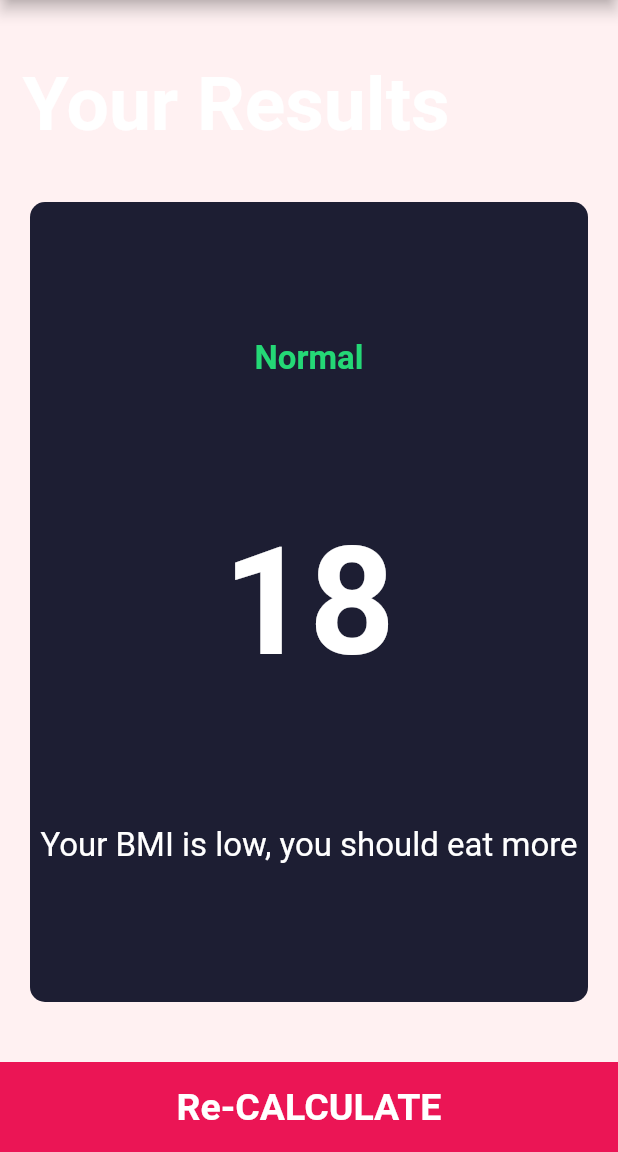
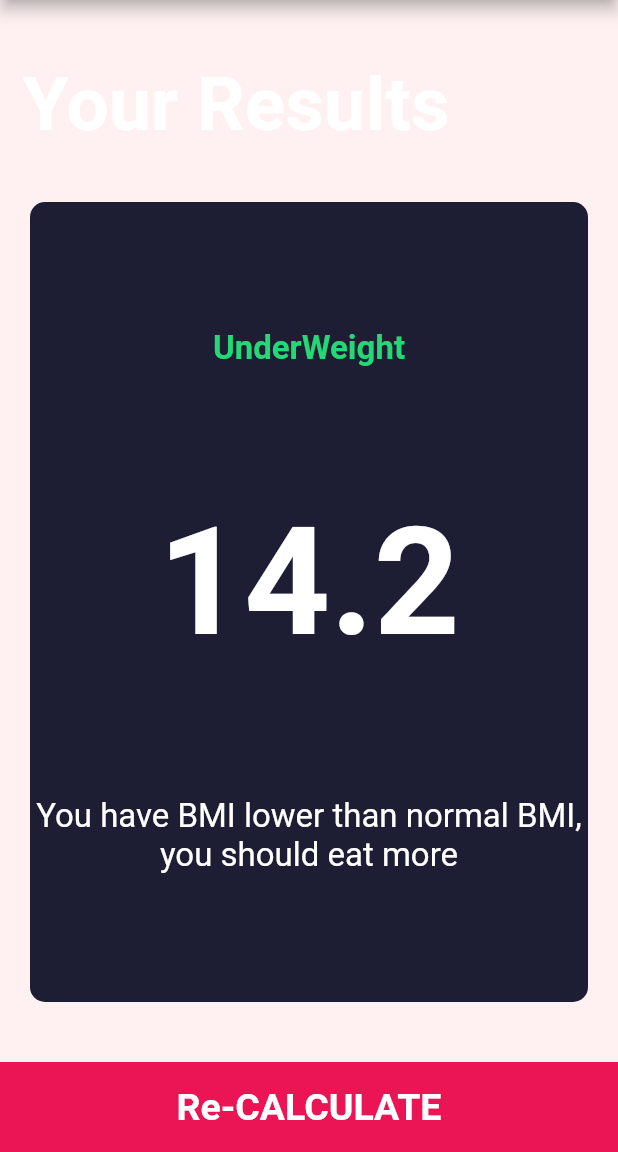
Before and after one commit to itssss-sweta/BMI-Calculator, a Flutter app: the screen it shows after launch, item 2 of the bottom bar chosen, after a tap on "CALCULATE", on a phone screen of 412 x 824 dp, the part 84-1236 px from its top. Run offline on Flutter 3.47's test engine with Material 2 defaults, Android fonts, the phone set to English and light mode, and no system bars; our stand-ins replace font_awesome_flutter.

Commit message:
complete code

```diff
--- a/lib/main.dart
+++ b/lib/main.dart
@@ -1,6 +1,5 @@
 import 'package:flutter/material.dart';
 import 'screen/input.dart';
-import 'screen/results.dart';
 
 void main() => runApp(const BMICalculator());
 
@@ -16,12 +15,8 @@ class BMICalculator extends StatelessWidget {
         ),
         scaffoldBackgroundColor: const Color(0x0ffa0e21),
       ),
-      initialRoute: '/',
       debugShowCheckedModeBanner: false,
-      routes: {
-        '/': (context) => InputPage(),
-        '/first': (context) => Results(),
-      },
+      home: const InputPage(),
     );
   }
 }
--- /dev/null
+++ b/lib/screen/calculator_brain.dart
@@ -0,0 +1,35 @@
+import 'dart:math';
+
+class CalculatorBrain {
+  final int height;
+  final int weight;
+
+  CalculatorBrain({required this.height, required this.weight});
+
+  late double _bmi;
+
+  String calculateBMI() {
+    _bmi = weight / pow(height / 100, 2);
+    return _bmi.toStringAsFixed(1);
+  }
+
+  String getResult() {
+    if (_bmi >= 25) {
+      return 'OverWeight';
+    } else if (_bmi >= 18) {
+      return 'Normal';
+    } else {
+      return 'UnderWeight';
+    }
+  }
+
+  String getInterpretation() {
+    if (_bmi >= 25) {
+      return 'You have BMI higher than normal BMI, you should do some exercise.';
+    } else if (_bmi >= 18) {
+      return 'You  have normal BMI, good work.';
+    } else {
+      return 'You have BMI lower than normal BMI, you should eat more';
+    }
+  }
+}
--- a/lib/screen/input.dart
+++ b/lib/screen/input.dart
@@ -1,3 +1,4 @@
+import 'package:bmi_calculator/screen/results.dart';
 import 'package:flutter/material.dart';
 import '../components/container.dart';
 import 'package:font_awesome_flutter/font_awesome_flutter.dart';
@@ -5,6 +6,7 @@ import '../components/icon.dart';
 import '../constants.dart';
 import '../components/buttombutton.dart';
 import '../components/floatingbutton.dart';
+import 'calculator_brain.dart';
 
 class InputPage extends StatefulWidget {
   const InputPage({Key? key}) : super(key: key);
@@ -230,7 +232,18 @@ class _InputPageState extends State<InputPage> {
           ButtomButton(
             buttonTitle: 'CALCULATE',
             onTap: () {
-              Navigator.pushNamed(context, '/first');
+              CalculatorBrain calc =
+                  CalculatorBrain(height: height, weight: weight);
+              Navigator.push(
+                context,
+                MaterialPageRoute(
+                  builder: (context) => Results(
+                    resultBMI: calc.calculateBMI(),
+                    result: calc.getResult(),
+                    interpretation: calc.getInterpretation(),
+                  ),
+                ),
+              );
             },
           ),
         ],
--- a/lib/screen/results.dart
+++ b/lib/screen/results.dart
@@ -1,11 +1,18 @@
 import 'package:bmi_calculator/constants.dart';
 import '../components/container.dart';
 import 'package:flutter/material.dart';
-
 import '../components/buttombutton.dart';
 
 class Results extends StatelessWidget {
-  const Results({super.key});
+  const Results(
+      {super.key,
+      required this.resultBMI,
+      required this.result,
+      required this.interpretation});
+
+  final String resultBMI;
+  final String result;
+  final String interpretation;
 
   @override
   Widget build(BuildContext context) {
@@ -30,7 +37,7 @@ class Results extends StatelessWidget {
               ),
             ),
           ),
-          const Expanded(
+          Expanded(
             flex: 5,
             child: ReusableCard(
               colour: kColorContainer,
@@ -39,15 +46,15 @@ class Results extends StatelessWidget {
                 crossAxisAlignment: CrossAxisAlignment.center,
                 children: [
                   Text(
-                    'Normal',
+                    result,
                     style: kResultTextStyle,
                   ),
                   Text(
-                    '18',
+                    resultBMI,
                     style: kBMITextStyle,
                   ),
                   Text(
-                    'Your BMI is low, you should eat more',
+                    interpretation,
                     style: kDescTextStyle,
                     textAlign: TextAlign.center,
                   )
```
